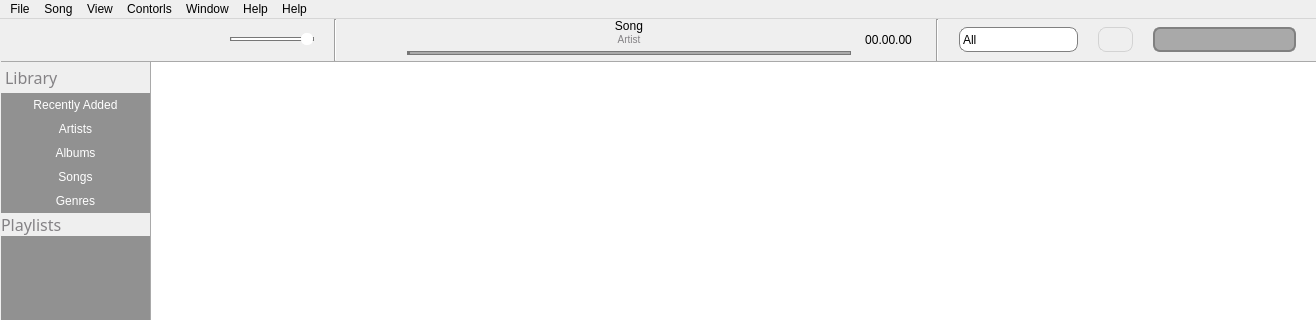
Above: app/src/mainwindow.ui from intelek2al/CPP-Uamp before the change; both pictures show x 0 to 1316 and y 0 to 320 of the 1316 by 625 pixel window. Below: the same form after it.
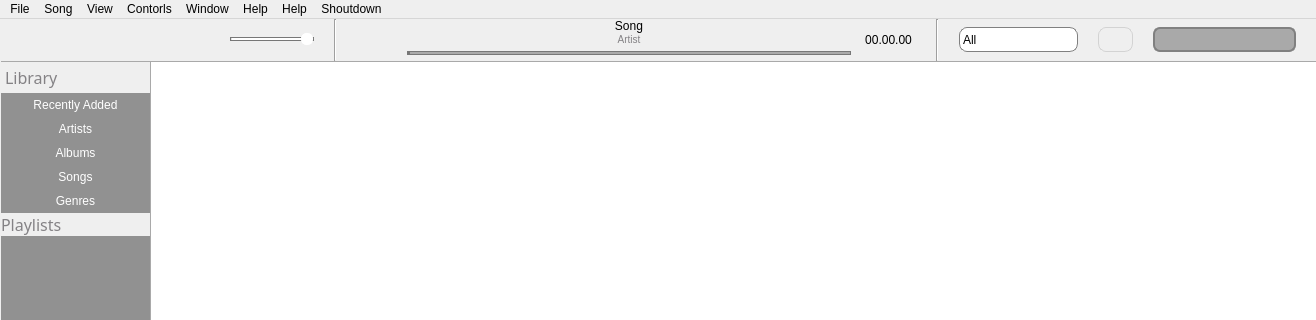
That is the form after the change. Icons and pictures are not drawn.

```diff
--- a/app/src/mainwindow.ui
+++ b/app/src/mainwindow.ui
@@ -1123,6 +1123,11 @@
     </property>
     <addaction name="actionUamp_Help"/>
    </widget>
+   <widget class="QMenu" name="menuShoutdown">
+    <property name="title">
+     <string>Shoutdown</string>
+    </property>
+   </widget>
    <addaction name="menuFile"/>
    <addaction name="menuSong"/>
    <addaction name="menuView"/>
@@ -1130,6 +1135,7 @@
    <addaction name="menuWindow"/>
    <addaction name="menuHelp"/>
    <addaction name="menuHelp_2"/>
+   <addaction name="menuShoutdown"/>
   </widget>
   <action name="actionPreferences">
    <property name="text">
```
Left out of the diff: 5 changed lines with no effect on the pictures.
